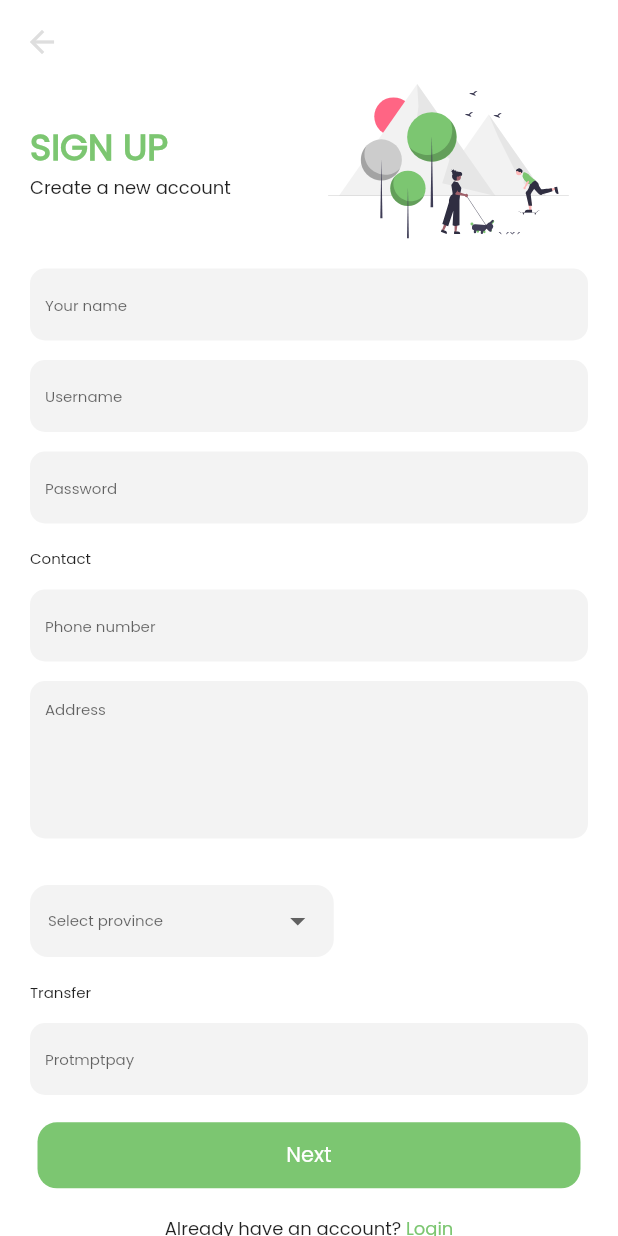
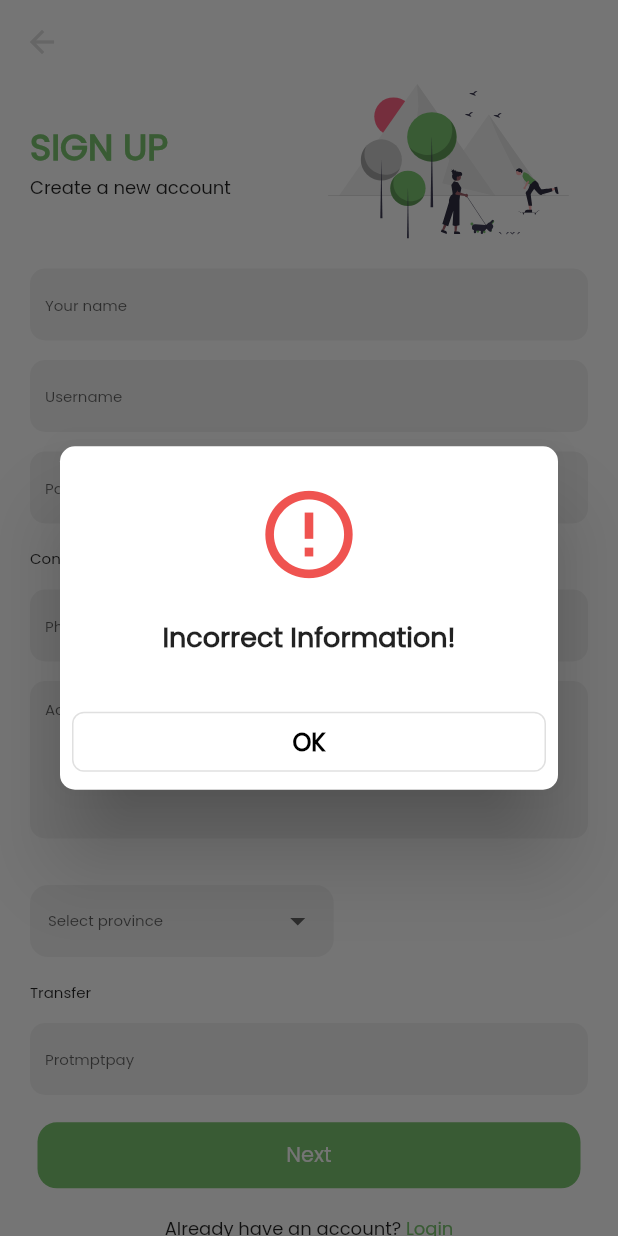
Before and after one commit to aimaimm/Wanna_plant, a Flutter app: the SignUpScreen screen opened by its route, after a tap on "Next", on a phone screen of 412 x 824 dp. Run offline on Flutter 3.47's test engine with Material 2 defaults, Android fonts, the phone set to English and light mode, and no system bars; our stand-ins replace cross_file, flutter_rating_bar, flutter_svg, image_picker, shared_preferences, timeline_tile; accounts and stored records are empty.

Commit message:
fix bug  ( tracking , history , ident, profile , signup )

```diff
--- a/lib/area/regis_land_Screen.dart
+++ b/lib/area/regis_land_Screen.dart
@@ -132,7 +132,6 @@ class _Regis_land_ScreenState extends State<Regis_land_Screen> {
             countcheck++;
           }
         }
-        // print(countcheck);
         if (countcheck == plantTEC.length) {
           for (int i = 0; i < rowCard.length; i++) {
             var namecon = plantTEC[i].text;
@@ -141,6 +140,7 @@ class _Regis_land_ScreenState extends State<Regis_land_Screen> {
             if (price_check != null) {
               entries.add({'plantname': namecon, 'price': price});
               if ((i + 1) == rowCard.length && size_check != null) {
+                infoland = true;
                 setState(() {
                   // print(entries);
                   Navigator.pushNamed(context, '/Identity');
--- a/lib/identify/identifyScreen.dart
+++ b/lib/identify/identifyScreen.dart
@@ -92,6 +92,7 @@ class _IdentifyScreenState extends State<IdentifyScreen> {
               http.MultipartRequest requestlandpicture =
                   http.MultipartRequest('POST', uri_land);
               List iduser = jsonDecode(response.body);
+              userdata = iduser;
 
               requestlandpicture.fields['size'] = widget.size;
               requestlandpicture.fields['val'] = widget.val;
--- a/lib/profile/profileScreen.dart
+++ b/lib/profile/profileScreen.dart
@@ -24,7 +24,7 @@ class _profileScreenState extends State<profileScreen> {
   bool planter = true;
   bool buildui = false;
   List pictureland = [];
-  int rating_count = 0;
+  double rating_count = 0;
   int planted_count = 0;
   String setroleText() {
     if (widget.datauser[0]['role'] == 2) {
--- a/lib/signup/signupScreen.dart
+++ b/lib/signup/signupScreen.dart
@@ -108,6 +108,56 @@ class _SignUpScreenState extends State<SignUpScreen> {
                           check_role_profile = "guest";
                           Navigator.pushNamed(context, '/Register_land');
                         }
+                      } else {
+                        showDialog(
+                            barrierDismissible: true,
+                            context: context,
+                            builder: (BuildContext) {
+                              return AlertDialog(
+                                shape: RoundedRectangleBorder(
+                                  borderRadius:
+                                      BorderRadius.all(Radius.circular(10.0)),
+                                ),
+                                title: Icon(
+                                  Icons.error_outline_outlined,
+                                  color: Colors.red.shade400,
+                                  size: 70,
+                                ),
+                                content: Text(
+                                  'Incorrect Information!',
+                                  style: TextStyle(
+                                      fontSize: 18,
+                                      fontWeight: FontWeight.bold),
+                                  textAlign: TextAlign.center,
+                                ),
+                                actions: [
+                                  Container(
+                                    width: MediaQuery.of(context).size.width,
+                                    child: TextButton(
+                                      onPressed: () {
+                                        Navigator.of(context).pop();
+                                      },
+                                      child: Text(
+                                        'OK',
+                                        style: TextStyle(
+                                            color: Colors.black,
+                                            fontSize: 16,
+                                            fontWeight: FontWeight.bold),
+                                      ),
+                                      style: ButtonStyle(
+                                          alignment: Alignment.center,
+                                          shape: MaterialStateProperty.all(
+                                              RoundedRectangleBorder(
+                                                  borderRadius:
+                                                      BorderRadius.circular(8),
+                                                  side: BorderSide(
+                                                      color: Colors
+                                                          .grey.shade300)))),
+                                    ),
+                                  ),
+                                ],
+                              );
+                            });
                       }
 
                       // String email = "ton.com";
```
Also changed, not shown: lib/History/HistoryDetailCustomer.dart (+48 -5 lines), lib/History/HistoryDetailPlanter.dart (+7 -6 lines), lib/tracking/TrackCustomer.dart (+7 -5 lines).
